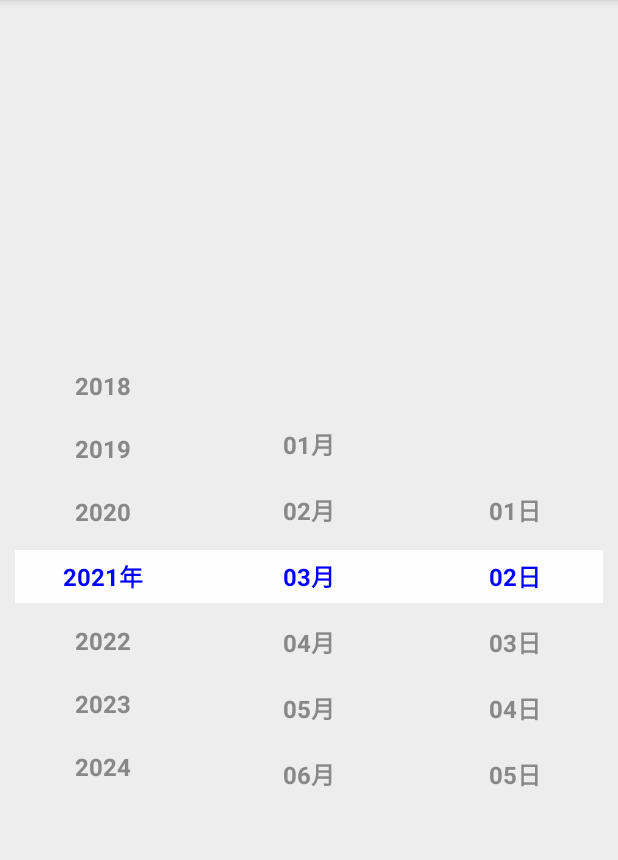
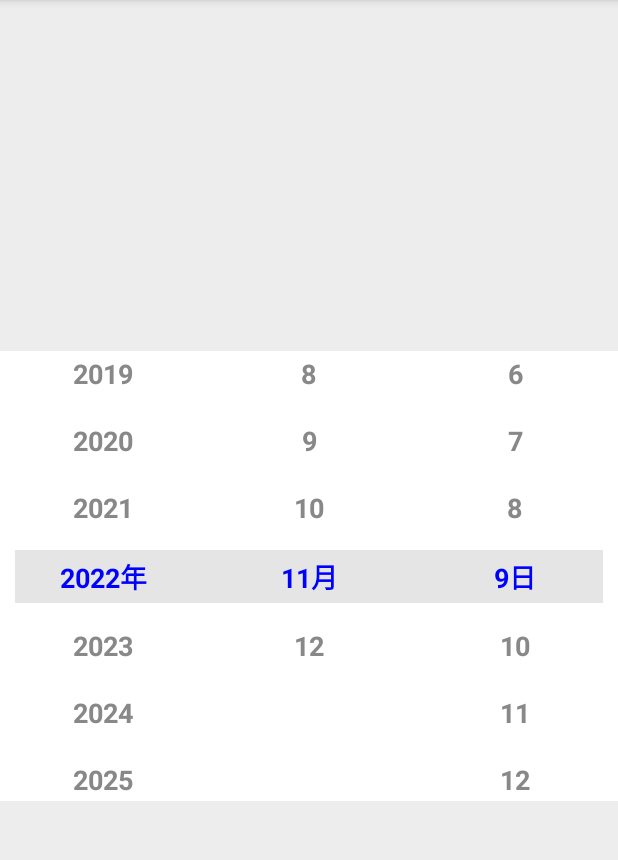
Before and after one commit to jousen/jwheel, an Android app: the screen it shows after launch (WheelActivity), after a tap on "OPEN WHEEL", on a phone screen of 412 x 824 dp, the part 84-944 px from its top. Run offline under Robolectric (Android 15) with nearby library versions, the light colour scheme and no system bars.

Commit message:
v4.2 更新依赖 增加注释

```diff
--- a/app/build.gradle
+++ b/app/build.gradle
@@ -3,13 +3,13 @@ plugins {
 }
 
 android {
-    compileSdkVersion 31
-    buildToolsVersion "31.0.0"
+    compileSdkVersion 33
+    buildToolsVersion "33.0.0"
 
     defaultConfig {
         applicationId "com.jousen.example.jwheel"
         minSdkVersion 21
-        targetSdkVersion 31
+        targetSdkVersion 33
         versionCode 1
         versionName "1.0"
 
@@ -29,7 +29,7 @@ android {
 }
 
 dependencies {
-    implementation 'androidx.appcompat:appcompat:1.4.1'
+    implementation 'androidx.appcompat:appcompat:1.5.1'
     implementation 'androidx.constraintlayout:constraintlayout:2.1.4'
     implementation 'androidx.recyclerview:recyclerview:1.2.1'
     implementation project(path: ':jwheel')
--- a/app/src/main/java/com/jousen/example/jwheel/MainActivity.java
+++ b/app/src/main/java/com/jousen/example/jwheel/MainActivity.java
@@ -13,7 +13,7 @@ public class MainActivity extends AppCompatActivity {
         setContentView(R.layout.activity_main);
 
         findViewById(R.id.button).setOnClickListener(v -> {
-            Intent intent = new Intent(this, com.jousen.example.jwheel.WheelActivity.class);
+            Intent intent = new Intent(this, WheelActivity.class);
             startActivity(intent);
         });
     }
--- a/app/src/main/java/com/jousen/example/jwheel/WheelActivity.java
+++ b/app/src/main/java/com/jousen/example/jwheel/WheelActivity.java
@@ -16,90 +16,96 @@ public class WheelActivity extends AppCompatActivity {
     WheelView year;
     WheelView month;
     WheelView day;
-    int choiceYear = 2021;
-    int choiceMonth = 3;
+    int yearStart = 2000;
+    int choiceYear = 2022;
+    int choiceMonth = 1;
+    int choiceDay = 1;
 
     @Override
     protected void onCreate(Bundle savedInstanceState) {
         super.onCreate(savedInstanceState);
         setContentView(R.layout.activity_wheel);
+        //当前日期
+        Calendar calendar = Calendar.getInstance();
+        choiceYear = calendar.get(Calendar.YEAR);
+        choiceMonth = calendar.get(Calendar.MONTH) + 1;
+        choiceDay = calendar.get(Calendar.DAY_OF_MONTH);
 
         year = findViewById(R.id.wheel_view1);
         //设置选中文本的样式
-        year.setTextSize(16);
+        year.setTextSize(18);
         year.setTextColor(Color.BLUE, Color.GRAY);
         //设置内容
         year.setData(getYearData());
         //设置选择文字后缀
         year.setSelectSuffix("年");
         //默认选中项(要选中的内容 - 起始内容 = position)
-        year.initPosition(choiceYear - 1000);
+        year.initPosition(choiceYear - yearStart);
         //监听选中内容
         year.setOnSelectListener((position, data) -> {
-            Log.e("Select Position:", position + "|" + data);
-            choiceYear = position + 1000;
+            choiceYear = position + yearStart;
+            Log.d("JWheel:", choiceYear + "-" + choiceMonth + "-" + choiceDay);
         });
 
         month = findViewById(R.id.wheel_view2);
         //设置选中文本的样式
-        month.setTextSize(16);
+        month.setTextSize(18);
         month.setTextColor(Color.BLUE, Color.GRAY);
         //设置内容
         month.setData(getMonthData());
+        //设置选择文字后缀
+        month.setSelectSuffix("月");
         //默认选中项(要选中的内容 - 起始内容 = position)
         month.initPosition(choiceMonth - 1);
         //监听选中内容
         month.setOnSelectListener((position, data) -> {
-            Log.e("Select Position:", position + "|" + data);
             choiceMonth = position + 1;
-            day.setData(getDayData(getMaxDay(choiceYear, choiceMonth)));
+            Log.d("JWheel:", choiceYear + "-" + choiceMonth + "-" + choiceDay);
+            day.setData(getDayData());
         });
 
         day = findViewById(R.id.wheel_view3);
         //设置选中文本的样式
-        day.setTextSize(16);
+        day.setTextSize(18);
         day.setTextColor(Color.BLUE, Color.GRAY);
         //设置内容
-        day.setData(getDayData(getMaxDay(choiceYear, choiceMonth)));
+        day.setData(getDayData());
+        //设置选择文字后缀
+        day.setSelectSuffix("日");
         //默认选中项(要选中的内容 - 起始内容 = position)
-        day.initPosition(1);
+        day.initPosition(choiceDay - 1);
         //监听选中内容
-        day.setOnSelectListener((position, data) -> Log.e("Select Position:", position + "|" + data));
+        day.setOnSelectListener((position, data) -> {
+            choiceDay = position + 1;
+            Log.d("JWheel:", choiceYear + "-" + choiceMonth + "-" + choiceDay);
+        });
     }
 
-    public List<String> getYearData() {
+    private List<String> getYearData() {
         List<String> data = new ArrayList<>();
-        for (int i2 = 1000; i2 <= 3000; i2++) {
+        for (int i2 = yearStart; i2 <= 2100; i2++) {
             data.add(String.valueOf(i2));
         }
         return data;
     }
 
-    public static List<String> getMonthData() {
+    private List<String> getMonthData() {
         List<String> monthData = new ArrayList<>();
         for (int i2 = 1; i2 <= 12; i2++) {
-            if (i2 < 10) {
-                monthData.add("0" + i2 + "月");
-            } else {
-                monthData.add(i2 + "月");
-            }
+            monthData.add(String.valueOf(i2));
         }
         return monthData;
     }
 
-    public static List<String> getDayData(int maxDayOfMonth) {
+    private List<String> getDayData() {
         List<String> dayData = new ArrayList<>();
-        for (int i3 = 1; i3 <= maxDayOfMonth; i3++) {
-            if (i3 < 10) {
-                dayData.add("0" + i3 + "日");
-            } else {
-                dayData.add(i3 + "日");
-            }
+        for (int i3 = 1; i3 <= getMaxDay(); i3++) {
+            dayData.add(String.valueOf(i3));
         }
         return dayData;
     }
 
-    public static int getMaxDay(int choiceYear, int choiceMonth) {
+    private int getMaxDay() {
         Calendar calendar = Calendar.getInstance();
         calendar.set(Calendar.YEAR, choiceYear);
         calendar.set(Calendar.MONTH, (choiceMonth - 1));
--- a/app/src/main/res/layout/activity_wheel.xml
+++ b/app/src/main/res/layout/activity_wheel.xml
@@ -6,6 +6,13 @@
     android:layout_height="match_parent"
     android:background="#EDEDED"
     tools:context=".WheelActivity">
+
+    <androidx.constraintlayout.widget.ConstraintLayout
+        android:layout_width="match_parent"
+        android:layout_height="wrap_content"
+        android:background="@color/white"
+        app:layout_constraintBottom_toBottomOf="parent"
+        app:layout_constraintTop_toTopOf="parent">
 
         <com.jousen.plugin.jwheel.WheelView
             android:id="@+id/wheel_view1"
@@ -44,7 +51,8 @@
             android:layout_width="match_parent"
             android:layout_height="35dp"
             android:layout_margin="10dp"
-        android:background="#F2FFFFFF"
+            android:background="#F2E4E4E4"
             app:layout_constraintBottom_toBottomOf="@+id/wheel_view1"
             app:layout_constraintTop_toTopOf="@+id/wheel_view1" />
     </androidx.constraintlayout.widget.ConstraintLayout>
+</androidx.constraintlayout.widget.ConstraintLayout>
--- a/build.gradle
+++ b/build.gradle
@@ -5,7 +5,7 @@ buildscript {
         maven { url 'https://maven.aliyun.com/repository/public' }
     }
     dependencies {
-        classpath 'com.android.tools.build:gradle:7.2.1'
+        classpath 'com.android.tools.build:gradle:7.3.1'
     }
 }
 
--- a/jwheel/build.gradle
+++ b/jwheel/build.gradle
@@ -4,14 +4,14 @@ plugins {
 }
 
 android {
-    compileSdkVersion 31
-    buildToolsVersion "31.0.0"
+    compileSdkVersion 33
+    buildToolsVersion "33.0.0"
 
     defaultConfig {
         minSdkVersion 21
-        targetSdkVersion 31
-        versionCode 41
-        versionName "4.1"
+        targetSdkVersion 33
+        versionCode 42
+        versionName "4.2"
 
         testInstrumentationRunner "androidx.test.runner.AndroidJUnitRunner"
         consumerProguardFiles "consumer-rules.pro"
@@ -30,7 +30,7 @@ android {
 }
 
 dependencies {
-    implementation 'androidx.appcompat:appcompat:1.4.1'
+    implementation 'androidx.appcompat:appcompat:1.5.1'
     implementation 'androidx.recyclerview:recyclerview:1.2.1'
 }
 
--- a/jwheel/src/main/java/com/jousen/plugin/jwheel/WheelAdapter.java
+++ b/jwheel/src/main/java/com/jousen/plugin/jwheel/WheelAdapter.java
@@ -7,6 +7,7 @@ import android.view.View;
 import android.view.ViewGroup;
 import android.widget.TextView;
 
+import androidx.annotation.ColorInt;
 import androidx.annotation.NonNull;
 import androidx.recyclerview.widget.RecyclerView;
 
@@ -20,19 +21,40 @@ public class WheelAdapter extends RecyclerView.Adapter<WheelAdapter.VH> {
     private int unSelectColor = Color.GRAY;
     private String selectSuffix = "";
 
+    /**
+     * 设置字体大小 sp
+     *
+     * @param textSize float
+     */
     public void setTextSize(float textSize) {
         this.textSize = textSize;
     }
 
-    public void setTextColor(int selectColor, int unSelectColor) {
+    /**
+     * 设置字体颜色
+     *
+     * @param selectColor   ColorInt
+     * @param unSelectColor ColorInt
+     */
+    public void setTextColor(@ColorInt int selectColor, @ColorInt int unSelectColor) {
         this.selectColor = selectColor;
         this.unSelectColor = unSelectColor;
     }
 
+    /**
+     * 设置item后缀文字
+     *
+     * @param selectSuffix String
+     */
     public void setSelectSuffix(String selectSuffix) {
         this.selectSuffix = selectSuffix;
     }
 
+    /**
+     * 设置数据
+     *
+     * @param items 数据
+     */
     @SuppressLint("NotifyDataSetChanged")
     public void setData(List<String> items) {
         this.items = items;
@@ -43,6 +65,12 @@ public class WheelAdapter extends RecyclerView.Adapter<WheelAdapter.VH> {
         notifyDataSetChanged();
     }
 
+    /**
+     * 设置选中位置
+     *
+     * @param selectPosition int
+     * @return 选中位置item的内容
+     */
     @SuppressLint("NotifyDataSetChanged")
     public String selectPosition(int selectPosition) {
         this.selectPosition = selectPosition;
```
Also changed, not shown: gradle/wrapper/gradle-wrapper.properties, 2 other files. Lines whose indentation alone changed are shown as unchanged.
